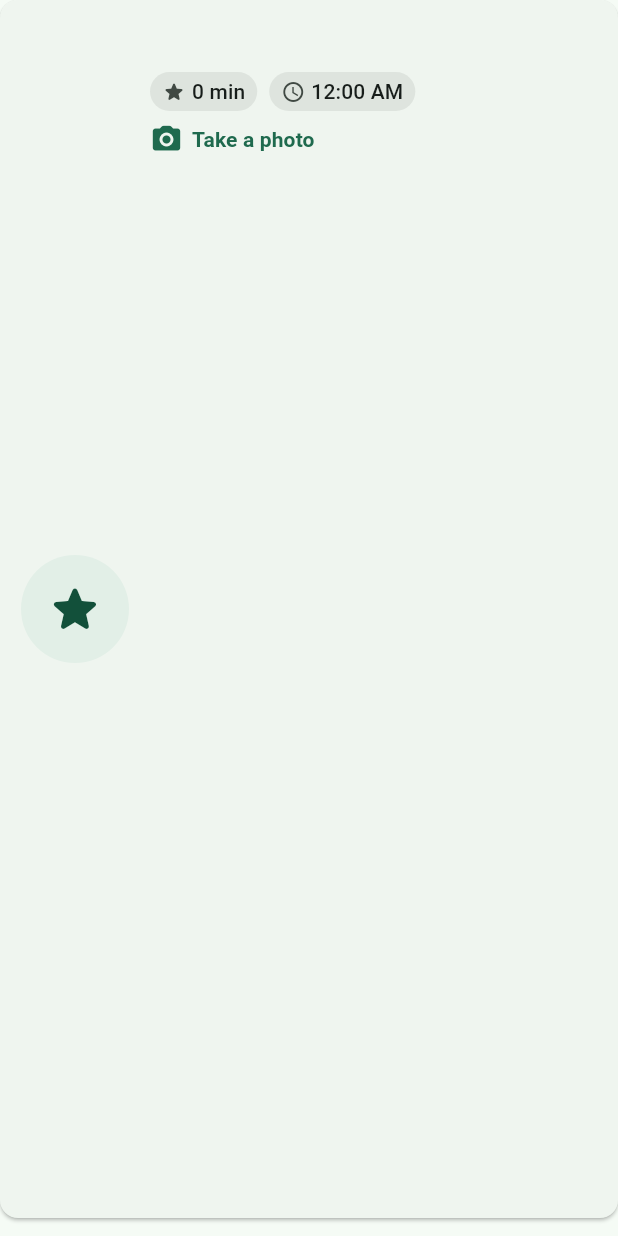
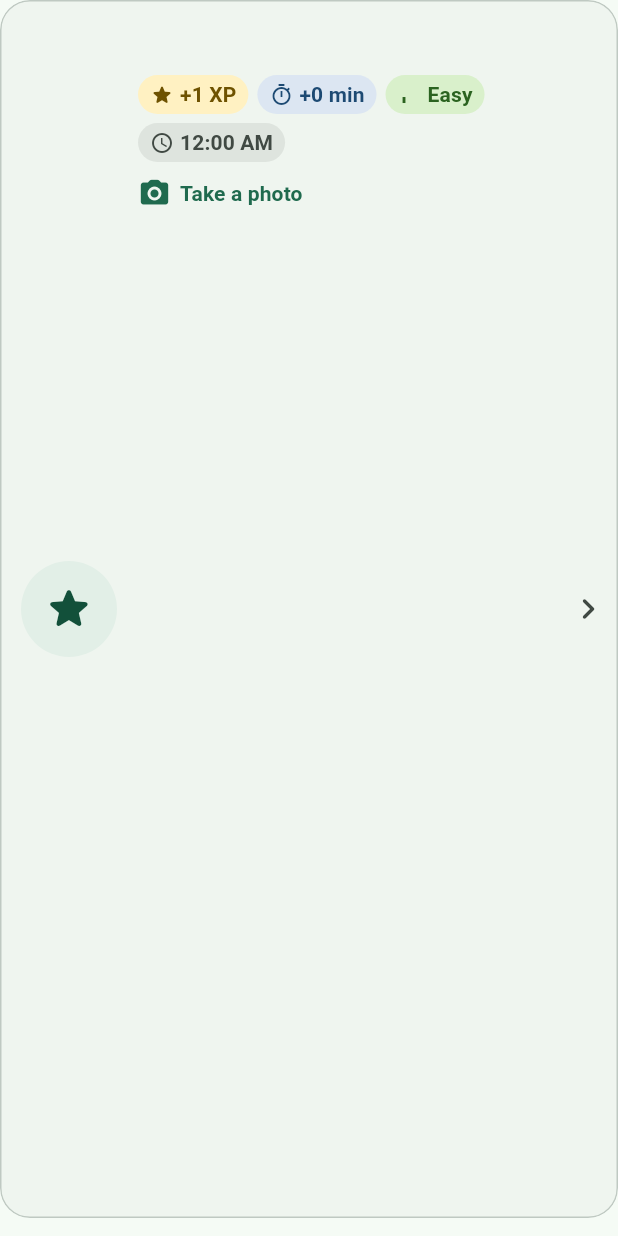
Before and after one commit to Jerdzdidan/ChoreQuest, a Flutter app: the ChoreCard widget shown alone on an empty page, opened directly with empty values, on a phone screen of 412 x 824 dp. Run offline on Flutter 3.47's test engine with Material 3 defaults, Android fonts, the phone set to English and light mode, and no system bars; our stand-ins replace dio, flutter_local_notifications, flutter_riverpod, flutter_secure_storage; accounts and stored records are empty; network calls fail; project files that could hold a hidden picture were left out.

Commit message:
U12: mission cards
The child's quest card is restyled as a mission card: the chore's picture,
its name, a row of pills (+1 XP, the screen-time reward such as "+25 min",
a difficulty tag, and the finish-by time when there is one), then the status
line it always had. A chevron shows on cards that can still be tapped; done
and saved-to-send cards have none and a done card gets a green outline.

No new data. Difficulty comes from the catalogue's own age tiers, the youngest
age a chore suits: 4 to 5 Easy, 6 to 7 Medium, 8 and up Hard
(ChoreTemplate.difficulty, with a bar icon and green, amber or coral colours).
The XP pill reads xpPerApprovedQuest, a constant added beside the level
thresholds in leveling.dart, documented as mirroring the server's count
(ProgressService::xp); the server stays the one that counts.

The render check found a real edge case while this was built: at 130% text
on a 320-pixel phone, a pill whose label and icon need more than the card's
remaining width overflowed by 2 pixels, since a single pill cannot wrap. The
pill label now shortens with an ellipsis instead. The test font draws every
letter a full em wide, so a real phone has more room, but large accessibility
text would hit the same limit.

Verified:
- Difficulty tiers, 4 checks, all passing: ages 4 and 5 easy, 6 and 7
  medium, 8 to 10 hard; labels Easy, Medium, Hard; a 5-year-old's real
  catalogue is all easy; a 9-year-old's spans all three and matches each
  chore's youngest age. The tier for every catalogue chore is recorded in the
  check's output for the team.
- Headless render check, 86 of 86 at both sizes: five mission cards on the
  child's home, each with +1 XP, +25 min and 5:30 PM; three Medium, one
  Hard, one Easy; chevrons only on the three cards that can still be tapped;
  every chore state still shown; no overflow at 320x568 with 130% text.
- flutter analyze is clean and a debug APK builds.

Co-Authored-By: Claude Opus 5 <noreply@anthropic.com>

```diff
--- a/mobile/lib/core/models/chore.dart
+++ b/mobile/lib/core/models/chore.dart
@@ -42,6 +42,16 @@ class ChoreTemplate {
   /// trained classes can; every other chore always goes to a parent.
   final bool modelVerifiable;
 
+  /// How hard the chore is, read from the catalogue's age tiers: ages 4 and
+  /// 5 tidy up, 6 and 7 take on routine upkeep, 8 and up handle water, food
+  /// and the outdoors. No new data: the youngest age a chore suits is the
+  /// best measure of its effort the catalogue already holds.
+  QuestDifficulty get difficulty => minAge <= 5
+      ? QuestDifficulty.easy
+      : minAge <= 7
+          ? QuestDifficulty.medium
+          : QuestDifficulty.hard;
+
   /// Where this chore usually happens, offered first when a grown-up
   /// assigns it. Only a suggestion: the grown-up picks the place, and can
   /// change it later.
@@ -51,6 +61,18 @@ class ChoreTemplate {
         (_, 'books') => QuestLocation.study,
         (_, 'plant' || 'laundry' || 'trash') => QuestLocation.outdoor,
         _ => QuestLocation.other,
+      };
+}
+
+enum QuestDifficulty {
+  easy,
+  medium,
+  hard;
+
+  String get label => switch (this) {
+        easy => 'Easy',
+        medium => 'Medium',
+        hard => 'Hard',
       };
 }
 
--- a/mobile/lib/features/child/chore_card.dart
+++ b/mobile/lib/features/child/chore_card.dart
@@ -3,10 +3,14 @@ import 'package:flutter/material.dart';
 import '../../core/models/chore.dart';
 import '../../shared/chore_icons.dart';
 import '../../shared/format.dart';
+import '../../shared/leveling.dart';
 import 'child_providers.dart';
 
-/// One chore, sized to be found and tapped by a child who may not read yet.
-/// The picture and the colour of the status carry the meaning; the words are
+/// One quest, as a mission card: its picture and name, what it is worth in
+/// XP and screen time, how hard it is, and where it stands today.
+///
+/// Sized to be found and tapped by a child who may not read yet. The picture,
+/// the coloured pills and the status icon carry the meaning; the words are
 /// there for whoever can read them.
 class ChoreCard extends StatelessWidget {
   const ChoreCard({
@@ -22,6 +26,8 @@ class ChoreCard extends StatelessWidget {
   final int? minutesPerPoint;
   final VoidCallback onTap;
 
+  static const _done = Color(0xFF2E7D32);
+
   @override
   Widget build(BuildContext context) {
     final chore = assignment.chore;
@@ -29,6 +35,7 @@ class ChoreCard extends StatelessWidget {
     final text = Theme.of(context).textTheme;
     final perPoint = minutesPerPoint;
     final due = assignment.dueTime;
+    final difficulty = chore.difficulty;
 
     final (statusLabel, statusIcon, statusColour) = switch (state) {
       ChoreState.toDo => ('Take a photo', Icons.photo_camera_rounded, scheme.primary),
@@ -42,26 +49,54 @@ class ChoreCard extends StatelessWidget {
           Icons.cloud_upload_rounded,
           const Color(0xFF1D4A73),
         ),
-      ChoreState.done => ('Done!', Icons.check_circle_rounded, const Color(0xFF2E7D32)),
+      ChoreState.done => ('Done!', Icons.check_circle_rounded, _done),
       ChoreState.tryAgain => ('Try another photo', Icons.refresh_rounded, scheme.error),
     };
     // A saved photo is already on its way: a second one for the same chore
     // would only reach a grown-up twice.
     final tappable = state != ChoreState.done && state != ChoreState.queued;
+    final done = state == ChoreState.done;
+
+    final (difficultyIcon, difficultyBackground, difficultyInk) = switch (difficulty) {
+      QuestDifficulty.easy => (
+          Icons.signal_cellular_alt_1_bar,
+          const Color(0xFFD9F0CB),
+          const Color(0xFF2B6320),
+        ),
+      QuestDifficulty.medium => (
+          Icons.signal_cellular_alt_2_bar,
+          const Color(0xFFFFE9B8),
+          const Color(0xFF6E4A00),
+        ),
+      QuestDifficulty.hard => (
+          Icons.signal_cellular_alt,
+          const Color(0xFFFFE3CC),
+          const Color(0xFF833F12),
+        ),
+    };
 
     return MergeSemantics(
       child: Card(
         margin: const EdgeInsets.only(bottom: 12),
         clipBehavior: Clip.antiAlias,
+        elevation: 0,
+        color: scheme.surfaceContainerLow,
+        shape: RoundedRectangleBorder(
+          borderRadius: BorderRadius.circular(20),
+          side: BorderSide(
+            color: done ? _done : scheme.outlineVariant,
+            width: done ? 2 : 1,
+          ),
+        ),
         child: InkWell(
           onTap: tappable ? onTap : null,
           child: Padding(
-            padding: const EdgeInsets.all(14),
+            padding: const EdgeInsets.fromLTRB(14, 14, 6, 14),
             child: Row(
               children: [
                 Opacity(
-                  opacity: state == ChoreState.done ? 0.55 : 1,
-                  child: ChoreIcon(icon: chore.icon, category: chore.category, size: 72),
+                  opacity: done ? 0.55 : 1,
+                  child: ChoreIcon(icon: chore.icon, category: chore.category, size: 64),
                 ),
                 const SizedBox(width: 14),
                 Expanded(
@@ -70,18 +105,32 @@ class ChoreCard extends StatelessWidget {
                     children: [
                       Text(
                         chore.name,
-                        style: text.titleLarge?.copyWith(fontWeight: FontWeight.w600),
+                        style: text.titleLarge?.copyWith(fontWeight: FontWeight.w700),
                       ),
-                      const SizedBox(height: 6),
+                      const SizedBox(height: 8),
                       Wrap(
-                        spacing: 8,
-                        runSpacing: 4,
+                        spacing: 6,
+                        runSpacing: 6,
                         children: [
+                          const _Pill(
+                            icon: Icons.star_rounded,
+                            label: '+$xpPerApprovedQuest XP',
+                            background: Color(0xFFFFF1C2),
+                            ink: Color(0xFF6E5200),
+                          ),
                           _Pill(
-                            icon: Icons.star_rounded,
+                            icon: Icons.timer_outlined,
                             label: perPoint == null
                                 ? pointsLabel(assignment.points)
-                                : formatMinutes(assignment.points * perPoint),
+                                : '+${formatMinutes(assignment.points * perPoint)}',
+                            background: const Color(0xFFDCE6F2),
+                            ink: const Color(0xFF1D4A73),
+                          ),
+                          _Pill(
+                            icon: difficultyIcon,
+                            label: difficulty.label,
+                            background: difficultyBackground,
+                            ink: difficultyInk,
                           ),
                           if (due != null)
                             _Pill(
@@ -89,10 +138,12 @@ class ChoreCard extends StatelessWidget {
                               label: MaterialLocalizations.of(context).formatTimeOfDay(
                                 TimeOfDay(hour: due.hour, minute: due.minute),
                               ),
+                              background: scheme.surfaceContainerHighest,
+                              ink: scheme.onSurfaceVariant,
                             ),
                         ],
                       ),
-                      const SizedBox(height: 8),
+                      const SizedBox(height: 10),
                       Row(
                         children: [
                           Icon(statusIcon, size: 22, color: statusColour),
@@ -111,6 +162,10 @@ class ChoreCard extends StatelessWidget {
                     ],
                   ),
                 ),
+                if (tappable)
+                  Icon(Icons.chevron_right_rounded, size: 28, color: scheme.onSurfaceVariant)
+                else
+                  const SizedBox(width: 8),
               ],
             ),
           ),
@@ -121,26 +176,45 @@ class ChoreCard extends StatelessWidget {
 }
 
 class _Pill extends StatelessWidget {
-  const _Pill({required this.icon, required this.label});
+  const _Pill({
+    required this.icon,
+    required this.label,
+    required this.background,
+    required this.ink,
+  });
 
   final IconData icon;
   final String label;
+  final Color background;
+  final Color ink;
 
   @override
   Widget build(BuildContext context) {
-    final scheme = Theme.of(context).colorScheme;
     return Container(
       padding: const EdgeInsets.symmetric(horizontal: 8, vertical: 3),
       decoration: BoxDecoration(
-        color: scheme.surfaceContainerHighest,
+        color: background,
         borderRadius: BorderRadius.circular(20),
       ),
       child: Row(
         mainAxisSize: MainAxisSize.min,
         children: [
-          Icon(icon, size: 16, color: scheme.onSurfaceVariant),
+          Icon(icon, size: 16, color: ink),
           const SizedBox(width: 4),
-          Text(label, style: Theme.of(context).textTheme.labelLarge),
+          // A pill cannot wrap to a new line the way the pills around it do,
+          // so with very large text on a narrow phone the label shortens
+          // instead of spilling out of the card.
+          Flexible(
+            child: Text(
+              label,
+              maxLines: 1,
+              overflow: TextOverflow.ellipsis,
+              style: Theme.of(context).textTheme.labelLarge?.copyWith(
+                    color: ink,
+                    fontWeight: FontWeight.w600,
+                  ),
+            ),
+          ),
         ],
       ),
     );
--- a/mobile/lib/shared/leveling.dart
+++ b/mobile/lib/shared/leveling.dart
@@ -4,6 +4,11 @@
 /// every level label, progress bar and avatar unlock follows. Plain Dart with
 /// no imports, so the same rules can be checked outside the app.
 library;
+
+/// XP a child earns for each approved quest. The server counts it
+/// (ProgressService::xp in the backend); this copy is only for showing a
+/// quest's reward before it is earned.
+const xpPerApprovedQuest = 1;
 
 /// XP it takes to go up one level.
 const xpPerLevel = 10;
```
